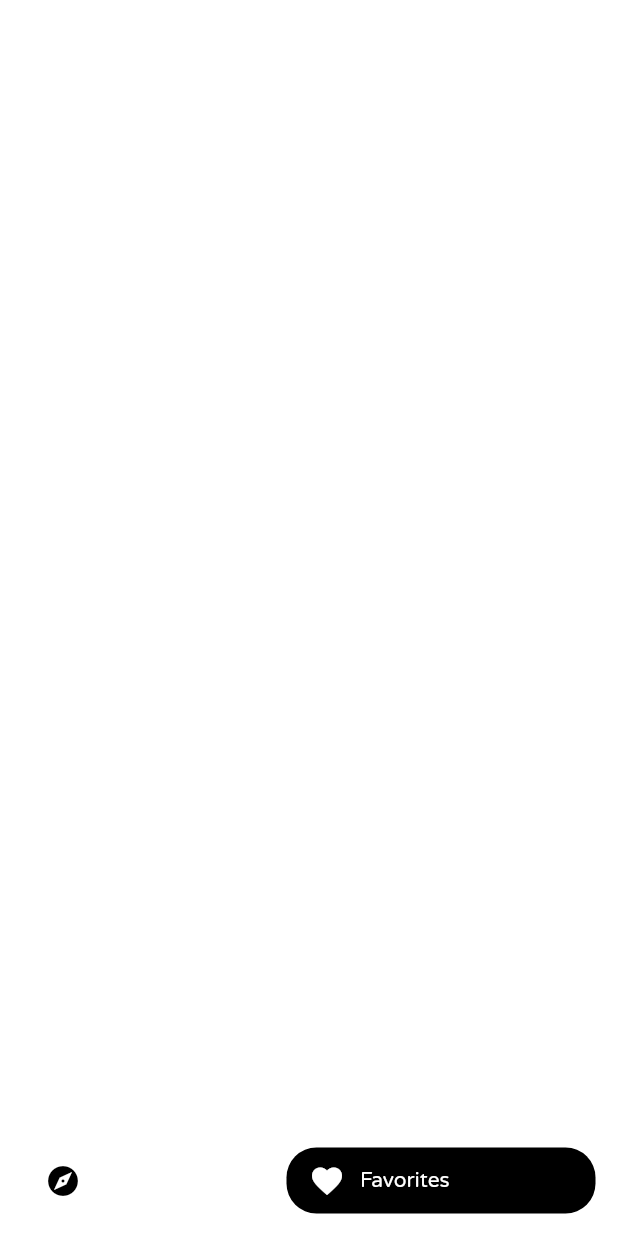
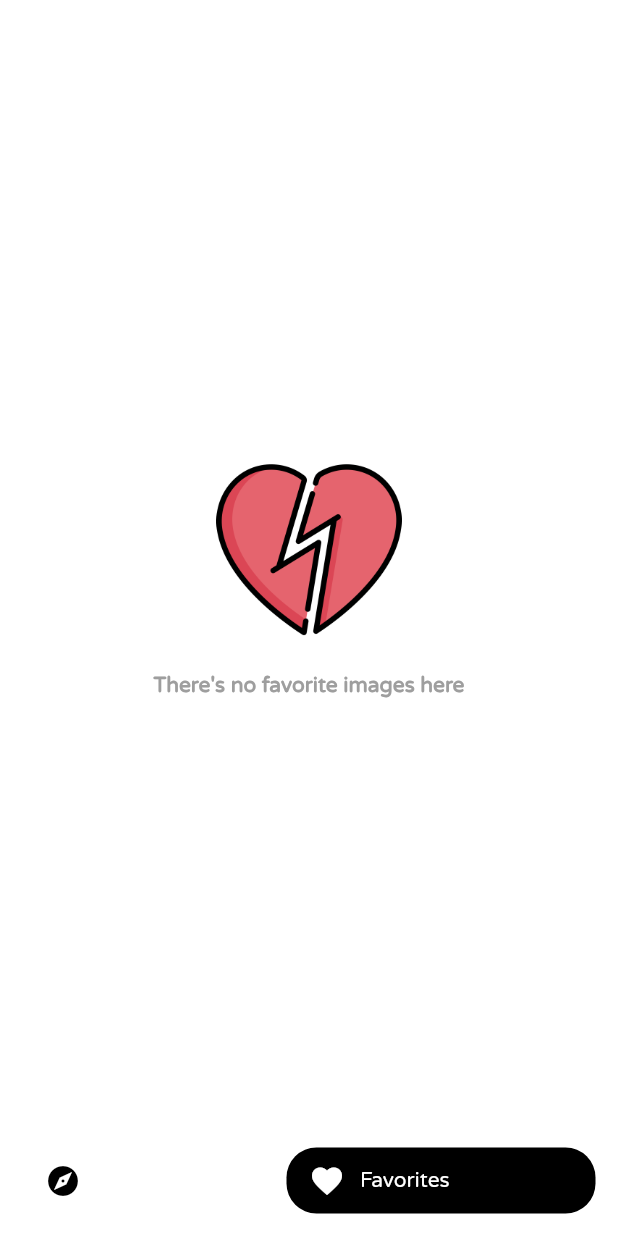
Before and after one commit to wiltonribeiro/explore_app, a Flutter app: the screen it shows after launch, after a tap on the "favorite" icon, on a phone screen of 412 x 824 dp. Run offline on Flutter 3.47's test engine with Material 2 defaults, Android fonts, the phone set to English and light mode, and no system bars; our stand-ins replace rxdart, shared_preferences, transparent_image; network calls fail.

Commit message:
before make it public

```diff
--- /dev/null
+++ b/lib/bloc/FavoriteBloc.dart
@@ -0,0 +1,102 @@
+import 'package:rxdart/rxdart.dart';
+import 'package:explore_flutter/models/Photo.dart';
+import 'package:explore_flutter/services/PhotosAPI.dart';
+import 'package:explore_flutter/services/FavoritesPhotosCacheService.dart';
+
+class FavoriteBloc {
+  static FavoriteBloc _favoriteBloc;
+
+  Map<String, Photo> _photos;
+  PhotosAPI _photosAPI;
+  FavoritesPhotosCacheService _cacheService;
+  PublishSubject<Map<String,Photo>> _publishSubjectPhotos;
+  PublishSubject<bool> _publishSubjectIsFav;
+
+  factory FavoriteBloc(){
+    if(_favoriteBloc == null)
+      _favoriteBloc = new FavoriteBloc._();
+
+    return _favoriteBloc;
+  }
+
+  FavoriteBloc._(){
+    _photos = new Map();
+    _photosAPI = new PhotosAPI();
+    _cacheService = new FavoritesPhotosCacheService();
+    _publishSubjectIsFav = new PublishSubject<bool>();
+    _publishSubjectPhotos = new PublishSubject<Map<String,Photo>>();
+
+    _loadAllFavorites();
+  }
+
+  Observable<Map<String, Photo>> get favoritesPhotosListen => _publishSubjectPhotos.stream;
+  Observable<bool> get isFavListen => _publishSubjectIsFav.stream;
+
+  void triggerIsFavorite(String id) async {
+    bool isFav = false;
+    var list = await _cacheService.getFavoriteList();
+    for(var i = 0; i< list.length; i++) {
+      if(list[i]==id) {
+        isFav = true;
+        break;
+      }
+    }
+    _updateIsFav(isFav);
+  }
+
+  void triggerPhotosList(){
+    Future.delayed(new Duration(milliseconds: 100), (){
+       _loadAllFavorites();
+    });
+  }
+
+  void _updateIsFav(bool isFav){
+    _publishSubjectIsFav.sink.add(isFav);
+  }
+
+  void addToFavorite(String id) {
+    _loadPhoto(id).then((p){
+      _photos.putIfAbsent(p.id, () => p);
+      _updateList();
+    });
+
+    _cacheService.favorite(id);
+    _updateIsFav(true);
+  }
+
+  void removeFavorite(String id){
+    _photos.remove(id);
+    _cacheService.disfavor(id);
+    _updateIsFav(false);
+    _updateList();
+  }
+
+  void _loadAllFavorites() async {
+    _photos.clear();
+    List<String> ids = await _cacheService.getFavoriteList();
+
+    if(ids.length == 0) _updateList();
+    else {
+      ids.forEach((id) async {
+        if(!_photos.containsKey(id)){
+          var p = await _loadPhoto(id);
+          _photos.putIfAbsent(id, () => p);
+        }
+        _updateList();
+      });
+    }
+  }
+
+  Future<Photo> _loadPhoto(String id) async {
+    return await _photosAPI.requestPhoto(id);
+  }
+
+  void _updateList(){
+    _publishSubjectPhotos.sink.add(_photos);
+  }
+
+  void dispose(){
+    _publishSubjectPhotos.close();
+    _publishSubjectIsFav.close();
+  }
+}
--- a/lib/bloc/PhotosBloc.dart
+++ b/lib/bloc/PhotosBloc.dart
@@ -1,6 +1,6 @@
 import 'package:rxdart/rxdart.dart';
 import 'package:explore_flutter/models/Photo.dart';
-import 'package:explore_flutter/repositories/PhotosRepository.dart';
+import 'package:explore_flutter/services/PhotosAPI.dart';
 import 'package:explore_flutter/models/Quest.dart';
 
 class PhotosBloc {
@@ -14,22 +14,21 @@ class PhotosBloc {
     return _photosBloc;
   }
 
-  PhotosRepository _photosRepository;
+  PhotosAPI _photosAPI;
   PublishSubject<bool> _publishSubjectLoadedPhotos;
   bool _currentStatus = false;
 
   PhotosBloc._(){
-    _photosRepository = new PhotosRepository();
+    _photosAPI = new PhotosAPI();
     _publishSubjectLoadedPhotos = PublishSubject<bool>();
   }
 
   Observable<bool> get photosLoadingStatus => _publishSubjectLoadedPhotos.stream;
 
-
   void requestPhoto(Quest quest) async {
     _updateStatus(false);
     if(!quest.isLoaded()){
-      List<Photo> photos =  await _photosRepository.requestPhoto(quest);
+      List<Photo> photos =  await _photosAPI.requestPhotos(quest);
       quest.addListPhoto(photos);
     }
     _updateStatus(true);
--- a/lib/bloc/QuestBloc.dart
+++ b/lib/bloc/QuestBloc.dart
@@ -26,6 +26,7 @@ class QuestBloc {
     _publishSubjectQuest = new PublishSubject<Quest>();
     _publishSubjectQuestList = new PublishSubject<List<Quest>>();
     _questList = [new DefaultQuest("Popular"), new DefaultQuest("Newest")];
+
     selectQuest(_questList.first);
   }
 
--- a/lib/main.dart
+++ b/lib/main.dart
@@ -1,5 +1,6 @@
 import 'package:flutter/material.dart';
 import 'package:explore_flutter/views/Home.dart';
+import 'package:explore_flutter/views/Favorites.dart';
 import 'components/CustomBottomNavBar.dart';
 
 void main() => runApp(MyApp());
@@ -13,7 +14,7 @@ class _MyApp extends State<MyApp> {
   int _currentIndex = 0;
   List<Widget> _views = [
     new Home(),
-    new Container(color: Colors.white),
+    new Favorites(),
   ];
 
   @override
--- /dev/null
+++ b/lib/services/FavoritesPhotosCacheService.dart
@@ -0,0 +1,30 @@
+import 'package:shared_preferences/shared_preferences.dart';
+
+class FavoritesPhotosCacheService {
+
+  SharedPreferences _prefs;
+
+  void favorite(String id) async {
+    var list = await getFavoriteList();
+    list.add(id);
+
+    _saveList(list);
+  }
+
+  void disfavor(String value) async {
+    var list = await getFavoriteList();
+    list.remove(value);
+
+    _saveList(list);
+  }
+
+  Future<List<String>> getFavoriteList() async {
+    _prefs = await SharedPreferences.getInstance();
+    return _prefs.getStringList("favoritesPhotos") ?? new List();
+  }
+
+  void _saveList(List<String> list){
+    _prefs.setStringList("favoritesPhotos", list);
+  }
+
+}
--- a/lib/repositories/PhotosRepository.dart
+++ b/lib/services/PhotosAPI.dart
@@ -3,11 +3,18 @@ import 'package:explore_flutter/models/Quest.dart';
 import 'dart:convert';
 import 'package:http/http.dart' as http;
 
-class PhotosRepository {
+class PhotosAPI {
 
-  final _headers = {"Authorization":"Client-ID <API_KEY>"};
+  final _headers = {"Authorization":"Client-ID <YOUR_API_KEY>"};
 
-  Future<List<Photo>> requestPhoto(Quest quest, {int page = 1}) async {
+  Future<Photo> requestPhoto(String id) async {
+    String url = "https://api.unsplash.com/photos/$id";
+    var data = await http.get(url, headers: _headers);
+    var jsonResult = json.decode(data.body);
+    return new Photo.fromJSON(jsonResult);
+  }
+
+  Future<List<Photo>> requestPhotos(Quest quest, {int page = 1}) async {
     switch(quest.keyWord.toLowerCase()){
       case "popular":
         return _requestPhotoByPopularity(page: page);
@@ -22,21 +29,21 @@ class PhotosRepository {
   }
 
   Future<List<Photo>> _requestPhotosByQuery(String query, {int page = 1}) async {
-    String url = "https://api.unsplash.com/search/photos?page=$page&query=${query.replaceAll(" ", "+")}";
+    String url = "https://api.unsplash.com/search/photos?page=$page&per_page=18&query=${query.replaceAll(" ", "+")}";
     var data = await http.get(url, headers: _headers);
     var jsonResult = json.decode(data.body);
     return _buildList(jsonResult["results"]);
   }
 
   Future<List<Photo>> _requestPhotoByPopularity({int page = 1}) async {
-    String url = "https://api.unsplash.com/photos?page=$page&order_by=popular";
+    String url = "https://api.unsplash.com/photos?page=$page&per_page=18&order_by=popular";
     var data = await http.get(url, headers: _headers);
     var jsonResult = json.decode(data.body);
     return _buildList(jsonResult);
   }
 
   Future<List<Photo>> _requestPhotoByDate({int page = 1}) async {
-    String url = "https://api.unsplash.com/photos?page=$page&order_by=latest";
+    String url = "https://api.unsplash.com/photos?page=$page&per_page=18&order_by=latest";
     var data = await http.get(url, headers: _headers);
     var jsonResult = json.decode(data.body);
     return _buildList(jsonResult);
--- /dev/null
+++ b/lib/views/Favorites.dart
@@ -0,0 +1,50 @@
+import 'package:flutter/material.dart';
+import 'package:explore_flutter/models/Photo.dart';
+import 'package:explore_flutter/components/CustomPhotoGridItem.dart';
+import 'package:explore_flutter/bloc/FavoriteBloc.dart';
+
+class Favorites extends StatefulWidget {
+  _Favorites createState() => new _Favorites();
+}
+
+class _Favorites extends State<Favorites> {
+
+  FavoriteBloc _favoriteBloc;
+
+  @override
+  void initState() {
+    _favoriteBloc = new FavoriteBloc();
+    _favoriteBloc.triggerPhotosList();
+    super.initState();
+  }
+
+  @override
+  Widget build(BuildContext context) {
+    return new Scaffold(backgroundColor: Colors.white, body:
+        new Container(margin: EdgeInsets.all(10), child:
+          new StreamBuilder(stream: _favoriteBloc.favoritesPhotosListen, builder: (context, AsyncSnapshot<Map<String,Photo>> snapshot) {
+            var list = snapshot.data == null ? null : snapshot.data.values.toList();
+            if(list == null) return new Center(child: new CircularProgressIndicator(valueColor: new AlwaysStoppedAnimation<Color>(Colors.black)));
+            else if(list.length == 0) return new Center(child: _noFav());
+            else return
+              new GridView.builder(
+                itemCount: list.length, gridDelegate: new SliverGridDelegateWithFixedCrossAxisCount(crossAxisCount: 2),
+                itemBuilder: (BuildContext context, int index) {
+                  return new Padding(padding: EdgeInsets.all(10), child: new CustomPhotoGridItem(photo: list[index]));
+                }
+            );
+          })
+        )
+    );
+  }
+
+  Widget _noFav(){
+    return new Column(mainAxisAlignment: MainAxisAlignment.center, children: <Widget>[
+      new Padding(padding: EdgeInsets.all(20), child:
+        new Image.asset("assets/images/heartbroken.png", width: MediaQuery.of(context).size.width*0.3)
+      ),
+      new Text("There's no favorite images here", style: TextStyle(fontWeight: FontWeight.bold, color: Colors.grey))
+    ]);
+  }
+
+}
--- a/lib/views/Home.dart
+++ b/lib/views/Home.dart
@@ -15,7 +15,6 @@ class _Home extends State<Home>{
   ScrollController _scrollController;
   QuestBloc _questBloc;
   PhotosBloc _photosBloc;
-
 
   @override
   void initState() {
--- a/pubspec.yaml
+++ b/pubspec.yaml
@@ -22,6 +22,7 @@ dependencies:
   rxdart: ^0.21.0
   transparent_image: ^1.0.0
   http: ^0.12.0+1
+  shared_preferences: ^0.5.1+2
 
 dev_dependencies:
   flutter_test:
@@ -42,6 +43,7 @@ flutter:
   # To add assets to your application, add an assets section, like this:
   assets:
     - assets/data/photoTemplate.json
+    - assets/images/
 
   # An image asset can refer to one or more resolution-specific "variants", see
   # https://flutter.io/assets-and-images/#resolution-aware.
```
Also changed, not shown: lib/views/PhotoDetails.dart (+50 -3 lines), assets/images/heartbroken.png (added).
